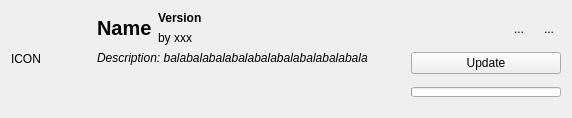
Old version of the form src/ui/localmoditemwidget.ui in the repository kaniol-lck/modmanager.
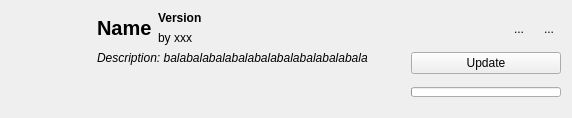
New version of the form. Icons and pictures are not drawn.

Commit message: unify update func

```diff
--- a/src/ui/localmoditemwidget.ui
+++ b/src/ui/localmoditemwidget.ui
@@ -35,7 +35,7 @@
       </size>
      </property>
      <property name="text">
-      <string>ICON</string>
+      <string/>
      </property>
     </widget>
    </item>
```
Left out of the diff: 3 changed lines with no effect on the pictures. The commit also changes 2 other files.
